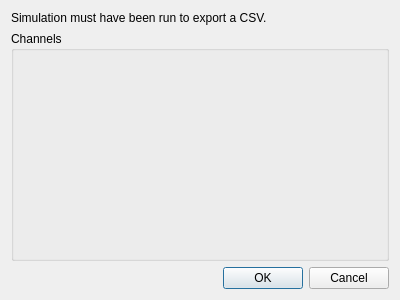
First picture: the form in uilib/views/forms/CSVExporter.ui, repository reilleya/openMotor, before the edit.
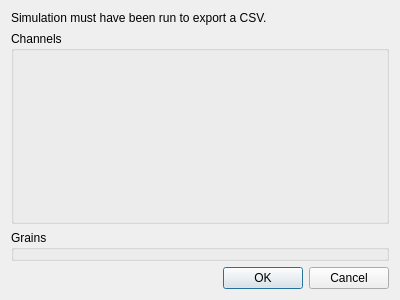
Second picture: the form after the edit. Icons and pictures are not drawn. Custom widgets are drawn as their Qt base class.

Diff of the .ui file:
```diff
--- a/uilib/views/forms/CSVExporter.ui
+++ b/uilib/views/forms/CSVExporter.ui
@@ -38,6 +38,13 @@
      </property>
     </widget>
    </item>
+   <item>
+    <widget class="GrainSelector" name="grainSelector">
+     <property name="title">
+      <string>Grains</string>
+     </property>
+    </widget>
+   </item>
    <item>
     <widget class="QDialogButtonBox" name="buttonBox">
      <property name="orientation">
@@ -57,6 +64,12 @@
    <header location="global">uilib.widgets.channelSelector</header>
    <container>1</container>
   </customwidget>
+  <customwidget>
+   <class>GrainSelector</class>
+   <extends>QGroupBox</extends>
+   <header location="global">uilib.widgets.grainSelector</header>
+   <container>1</container>
+  </customwidget>
  </customwidgets>
  <resources/>
  <connections>
```
